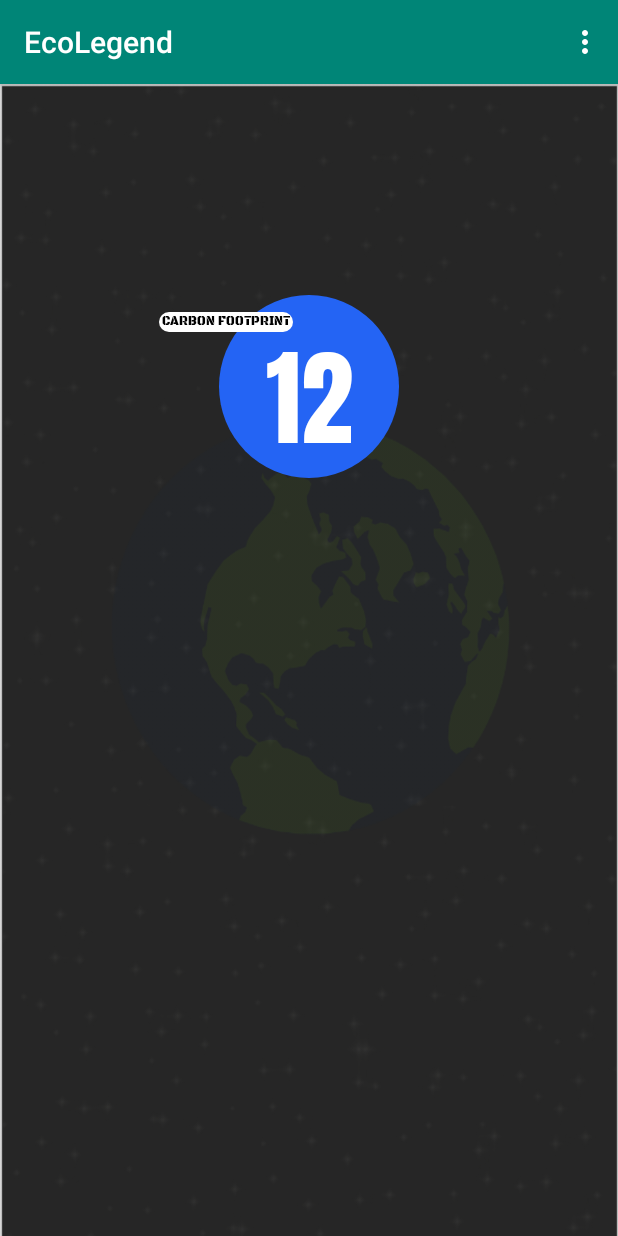
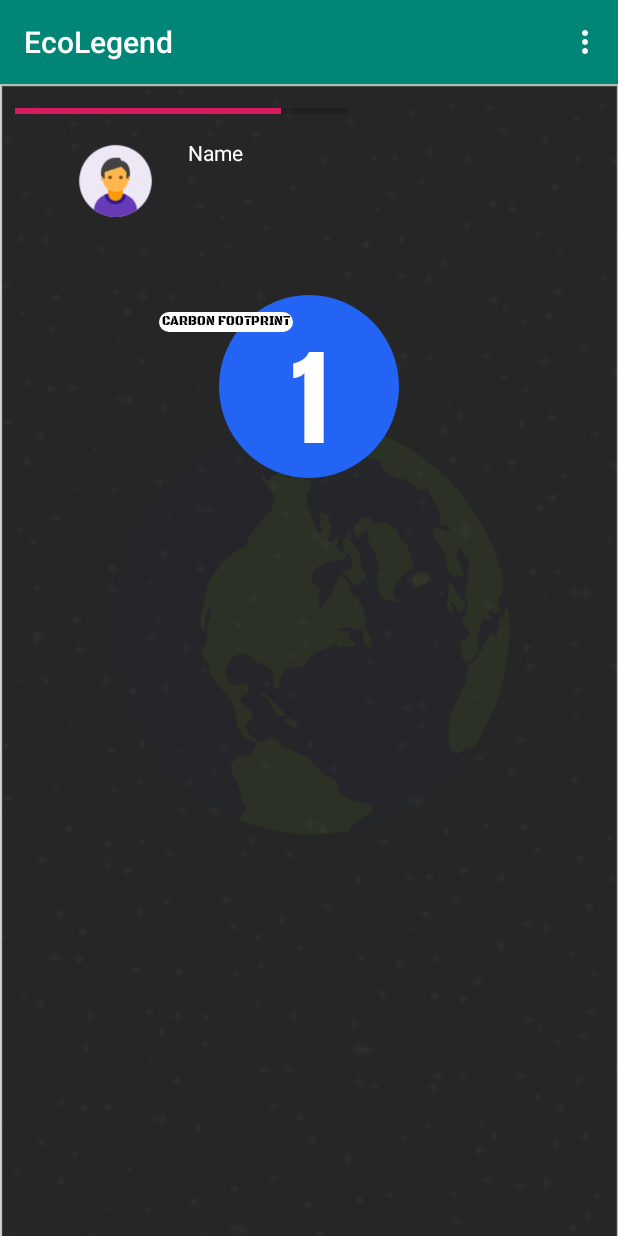
Before and after one commit to luizaawwolf/greenlegend, an Android app: the MainActivity screen opened directly, with no data from a screen before it, on a phone screen of 412 x 824 dp. Run offline under Robolectric (Android 15) with nearby library versions, the phone set to English and light mode, and no system bars; Roboto replaces fonts that are not available here.

Commit message:
more updates

```diff
--- a/EcoLegend/app/src/main/AndroidManifest.xml
+++ b/EcoLegend/app/src/main/AndroidManifest.xml
@@ -9,7 +9,8 @@
         android:roundIcon="@mipmap/ic_launcher_round"
         android:supportsRtl="true"
         android:theme="@style/AppTheme">
-        <activity android:name=".IntroScreen"></activity>
+        <activity android:name=".IntroInfo"></activity>
+        <activity android:name=".IntroScreen" />
         <activity android:name=".MainActivity" />
         <activity
             android:name=".WelcomeScreen"
--- a/EcoLegend/app/src/main/java/com/example/ecolegend/IntroScreen.java
+++ b/EcoLegend/app/src/main/java/com/example/ecolegend/IntroScreen.java
@@ -24,7 +24,7 @@ public class IntroScreen extends AppCompatActivity {
         button.setOnClickListener(new View.OnClickListener() {
             public void onClick(View v) {
                 saveData();
-                startActivity(new Intent(IntroScreen.this, MainActivity.class));
+                startActivity(new Intent(IntroScreen.this, IntroInfo.class));
             }
         });
         userName = (EditText) findViewById(R.id.nameField);
@@ -35,6 +35,9 @@ public class IntroScreen extends AppCompatActivity {
          SharedPreferences.Editor editor = sharedPreferences.edit();
          editor.putString("name", userName.getText().toString());
          editor.putString("birthday", birthdayField.getText().toString());
+         editor.putInt("userLevel", 1);
+         editor.putFloat("xpStatus", 0);
+         editor.putBoolean("userCreated", true);
          editor.apply();
      }
 }
--- a/EcoLegend/app/src/main/java/com/example/ecolegend/MainActivity.java
+++ b/EcoLegend/app/src/main/java/com/example/ecolegend/MainActivity.java
@@ -1,31 +1,39 @@
 package com.example.ecolegend;
 
 import android.content.SharedPreferences;
-import android.os.Bundle;
 import com.google.android.material.floatingactionbutton.FloatingActionButton;
 import com.google.android.material.snackbar.Snackbar;
 import androidx.appcompat.app.AppCompatActivity;
 import androidx.appcompat.widget.Toolbar;
 import android.view.View;
 import android.view.*;
+import android.widget.ProgressBar;
 import android.widget.TextView;
 import android.util.*;
+import android.os.*;
+
+import org.w3c.dom.Text;
 
 
 public class MainActivity extends AppCompatActivity {
     public static final String SHARED_PREFS = "sharedPrefs";
     public String name;
     public String birthday;
+    public int userLevel;
+    private ProgressBar xpProgress;
+    private float xpStatus;
 
     @Override
     protected void onCreate(Bundle savedInstanceState) {
+        loadData();
         super.onCreate(savedInstanceState);
         setContentView(R.layout.activity_main);
-        int userLevel = 12;
         TextView userLevelLabel = (TextView) findViewById(R.id.userLevel);
         userLevelLabel.setText(userLevel+"");
-        loadData();
-
+        TextView nameLabel = (TextView) findViewById(R.id.nameDisplay);
+        nameLabel.setText(name);
+        xpProgress = (ProgressBar) findViewById(R.id.progressbar);
+        xpProgress.setProgress(80);
     }
 
     @Override
@@ -53,6 +61,9 @@ public class MainActivity extends AppCompatActivity {
     public void loadData(){
         SharedPreferences sharedPreferences = getSharedPreferences(SHARED_PREFS, MODE_PRIVATE);
         name = sharedPreferences.getString("name","def");
+        userLevel = sharedPreferences.getInt("userLevel", 0);
+        xpStatus = sharedPreferences.getFloat("xpStatus",(float)0.4);
         Log.d("myTag", "name: " + name);
+        Log.d("myTag", "level: " + userLevel);
     }
 }
--- a/EcoLegend/app/src/main/res/layout/content_main.xml
+++ b/EcoLegend/app/src/main/res/layout/content_main.xml
@@ -42,11 +42,42 @@
         app:layout_constraintTop_toTopOf="parent"
         app:layout_constraintVertical_bias="0.201" />
 
-    <androidx.gridlayout.widget.GridLayout
-        android:layout_width="409dp"
-        android:layout_height="673dp"
-        tools:layout_editor_absoluteX="1dp"
-        tools:layout_editor_absoluteY="1dp">
 
-    </androidx.gridlayout.widget.GridLayout>
+    <ImageView
+        android:id="@+id/imageView6"
+        android:layout_width="58dp"
+        android:layout_height="57dp"
+        android:layout_marginStart="48dp"
+        android:layout_marginLeft="48dp"
+        android:layout_marginTop="36dp"
+        app:layout_constraintStart_toStartOf="parent"
+        app:layout_constraintTop_toTopOf="parent"
+        android:background="@drawable/usersample" />
+
+    <ProgressBar
+        android:id="@+id/progressbar"
+        style="@style/Widget.AppCompat.ProgressBar.Horizontal"
+        android:layout_width="221dp"
+        android:layout_height="16dp"
+        android:layout_margin="10dp"
+        android:layout_marginStart="164dp"
+        android:layout_marginLeft="164dp"
+        android:layout_marginTop="76dp"
+        android:max="100"
+        android:progress="50"
+        app:layout_constraintStart_toStartOf="parent"
+        app:layout_constraintTop_toTopOf="parent" />
+
+    <TextView
+        android:id="@+id/nameDisplay"
+        android:layout_width="wrap_content"
+        android:layout_height="wrap_content"
+        android:layout_marginStart="19dp"
+        android:layout_marginLeft="19dp"
+        android:text="TextView"
+        android:textColor="#FFFFFF"
+        app:layout_constraintStart_toEndOf="@+id/imageView6"
+        app:layout_constraintTop_toTopOf="@+id/imageView6" />
+
+
 </androidx.constraintlayout.widget.ConstraintLayout>
--- a/EcoLegend/app/src/main/res/values/preloaded_fonts.xml
+++ b/EcoLegend/app/src/main/res/values/preloaded_fonts.xml
@@ -4,5 +4,6 @@
         <item>@font/anton</item>
         <item>@font/biryani_semibold</item>
         <item>@font/federo</item>
+        <item>@font/vt323</item>
     </array>
 </resources>
```
Also changed, not shown: EcoLegend/app/src/main/java/com/example/ecolegend/IntroInfo.java (added, +47 -0 lines), EcoLegend/app/src/main/java/com/example/ecolegend/LaunchActivity.java (added, +38 -0 lines), EcoLegend/app/src/main/java/com/example/ecolegend/WelcomeScreen.java (+17 -2 lines), EcoLegend/app/src/main/res/font/vt323.xml (added, +7 -0 lines), EcoLegend/app/src/main/res/layout/activity_intro_info.xml (added, +36 -0 lines), EcoLegend/app/src/main/res/values/strings.xml (+7 -0 lines), EcoLegend/app/src/main/res/drawable/infobackground.png (added), EcoLegend/app/src/main/res/drawable/usersample.png (added).
